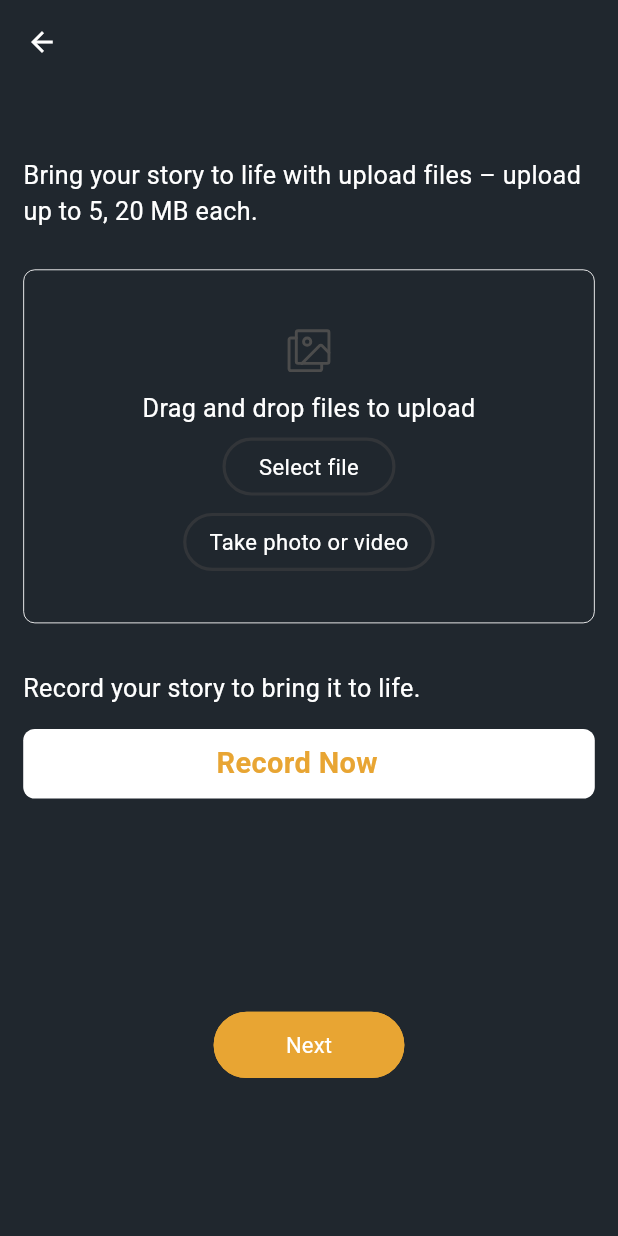
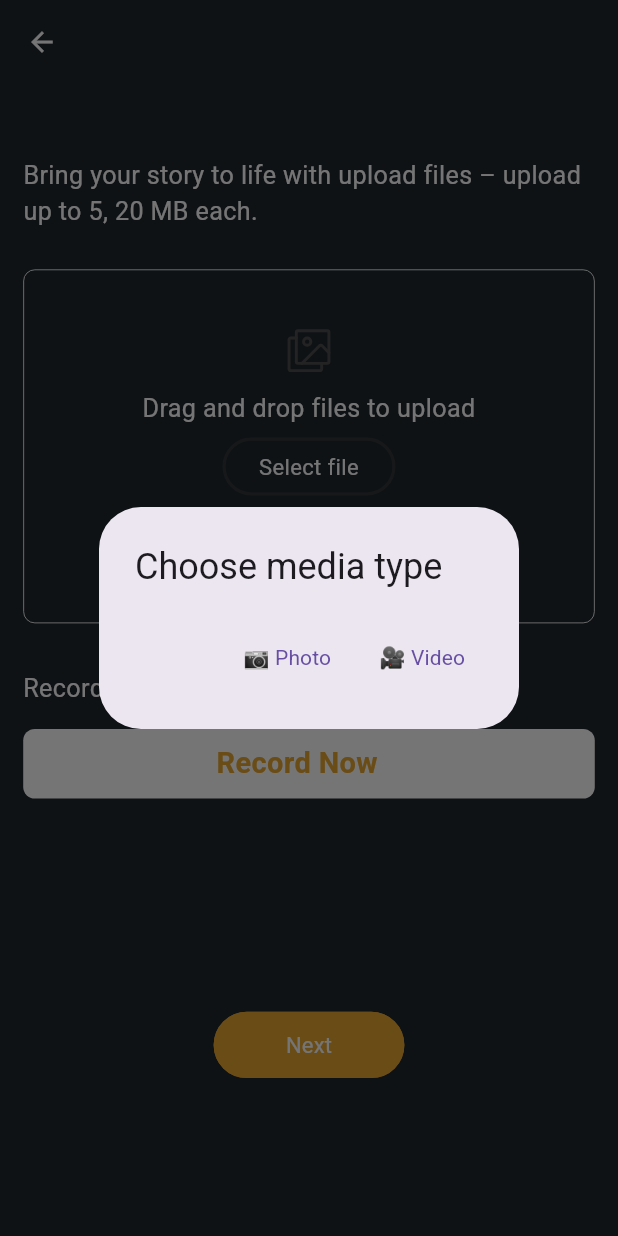
Before and after one commit to ebrahim48/klokkin-app, a Flutter app: the UploadCreateStoryScreen screen opened directly with empty values, after a tap on "Take photo or video", on a phone screen of 412 x 824 dp. Run offline on Flutter 3.47's test engine with Material 3 defaults, Android fonts, the phone set to English and light mode, and no system bars; drawn by our look-alikes of toastification; our stand-ins replace cached_network_image, camera, device_preview, file_picker, flutter_screenutil, flutter_spinkit and 14 more; missing offline and left inert: mime_type, record; accounts and stored records are empty; network calls fail.

Commit message:
issue fix

```diff
--- a/lib/controllers/upload_create_controller.dart
+++ b/lib/controllers/upload_create_controller.dart
@@ -1,4 +1,5 @@
 import 'dart:io';
+import 'package:flutter/material.dart';
 import 'package:get/get.dart';
 import 'package:file_picker/file_picker.dart';
 import 'package:image_picker/image_picker.dart';
@@ -7,10 +8,11 @@ class UploadCreateStoryController extends GetxController {
   final ImagePicker _picker = ImagePicker();
   final RxList<File> images = <File>[].obs;
   static const int maxImages = 5;
+  Rx<File?> thumbnail = Rx<File?>(null);
 
   Future<void> pickFile() async {
     FilePickerResult? result = await FilePicker.platform.pickFiles(
-      allowMultiple: false,
+      allowMultiple: true,
       withData: true,
       type: FileType.image,
     );
@@ -27,12 +29,45 @@ class UploadCreateStoryController extends GetxController {
     }
   }
 
-  Future<void> takePhotoOrVideo() async {
-    final XFile? media = await _picker.pickImage(source: ImageSource.camera);
+  Future<void> takePhotoOrVideo(BuildContext context) async {
+    final option = await showDialog<String>(
+      context: context,
+      builder: (_) => AlertDialog(
+        title: const Text("Choose media type"),
+        actions: [
+          TextButton(
+            onPressed: () => Navigator.pop(context, "photo"),
+            child: const Text("📷 Photo"),
+          ),
+          TextButton(
+            onPressed: () => Navigator.pop(context, "video"),
+            child: const Text("🎥 Video"),
+          ),
+        ],
+      ),
+    );
+
+    XFile? media;
+
+    if (option == "photo") {
+      media = await _picker.pickImage(
+        source: ImageSource.camera,
+        imageQuality: 80,
+      );
+    } else if (option == "video") {
+      media = await _picker.pickVideo(
+        source: ImageSource.camera,
+        maxDuration: const Duration(seconds: 60),
+      );
+    }
+
     if (media != null && images.length < maxImages) {
       images.add(File(media.path));
+      update(); // UI refresh if using GetX
     }
   }
+
+
 
   void deleteImage(int index) {
     images.removeAt(index);
--- a/lib/presentations/screens/home/createStory/create_post_story.dart
+++ b/lib/presentations/screens/home/createStory/create_post_story.dart
@@ -148,7 +148,7 @@ class CreatePostStoryScreen extends StatelessWidget {
                       caption: title,
                       description: script,
                       tags: tags.join(","),
-                      type: "image",
+                      // thumbnail: controller.thumbnail.value,
                       context: context,
                     );
                   },
--- a/lib/presentations/screens/home/createStory/upload_create_story.dart
+++ b/lib/presentations/screens/home/createStory/upload_create_story.dart
@@ -82,10 +82,14 @@ class UploadCreateStoryScreen extends StatelessWidget {
                         onTap: controller.pickFile),
                     SizedBox(height: 12.h),
                     PillButton(
-                        label: "Take photo or video",
-                        width: 160.w,
-                        height: 40.h,
-                        onTap: controller.takePhotoOrVideo),
+                      label: "Take photo or video",
+                      width: 160.w,
+                      height: 40.h,
+                      onTap: () => controller.takePhotoOrVideo(context),
+                    ),
+
+
+
                   ],
                 ),
               ),
--- a/lib/presentations/screens/profile/system_settings.dart
+++ b/lib/presentations/screens/profile/system_settings.dart
@@ -210,8 +210,7 @@ class _SystemSettingScreenState extends State<SystemSettingScreen> {
                 // Confirm Button
                 TextButton(
                   onPressed: () {
-                   context.pushNamed(AppRoutes.signUpScreen);
-
+                   context.pushNamed(AppRoutes.logInScreen);
                   },
                   child: CustomText(
                     text: 'Confirm',
--- a/lib/services/api_client.dart
+++ b/lib/services/api_client.dart
@@ -116,7 +116,7 @@ class ApiClient extends GetxService {
       bearerToken = await PrefsHelper.getString(AppConstants.bearerToken);
 
       var mainHeaders = {
-        'Content-Type': 'application/x-www-form-urlencoded',
+        'Content-Type': 'multipart/form-data',
         'Authorization': bearerToken
       };
 
--- a/lib/services/api_constants.dart
+++ b/lib/services/api_constants.dart
@@ -22,6 +22,7 @@ class ApiConstants{
   static String updateTagEndPoint(String id) => "/tag/tags/$id";
   static const String uploadEndPoint = "/story/story";
   static const String getLatestFormEndPoint = "/story/story";
+  static const String getWorkingDaysEndPoint = "/story/working-days";
   static  String getMyStoryEndPoint(String page) =>  "/story/stories?page=$page";
   static  String getStoryLibraryEndPoint = "/story/libraryData";
 
```
Also changed, not shown: lib/controllers/home_controller.dart (+26 -4 lines), lib/core/helpers/prefs_helper.dart (+90 -19 lines), lib/models/working_days_model.dart (added, +75 -0 lines), lib/presentations/screens/bottom_navbar/bottom_navbar_screen.dart (+5 -4 lines).
